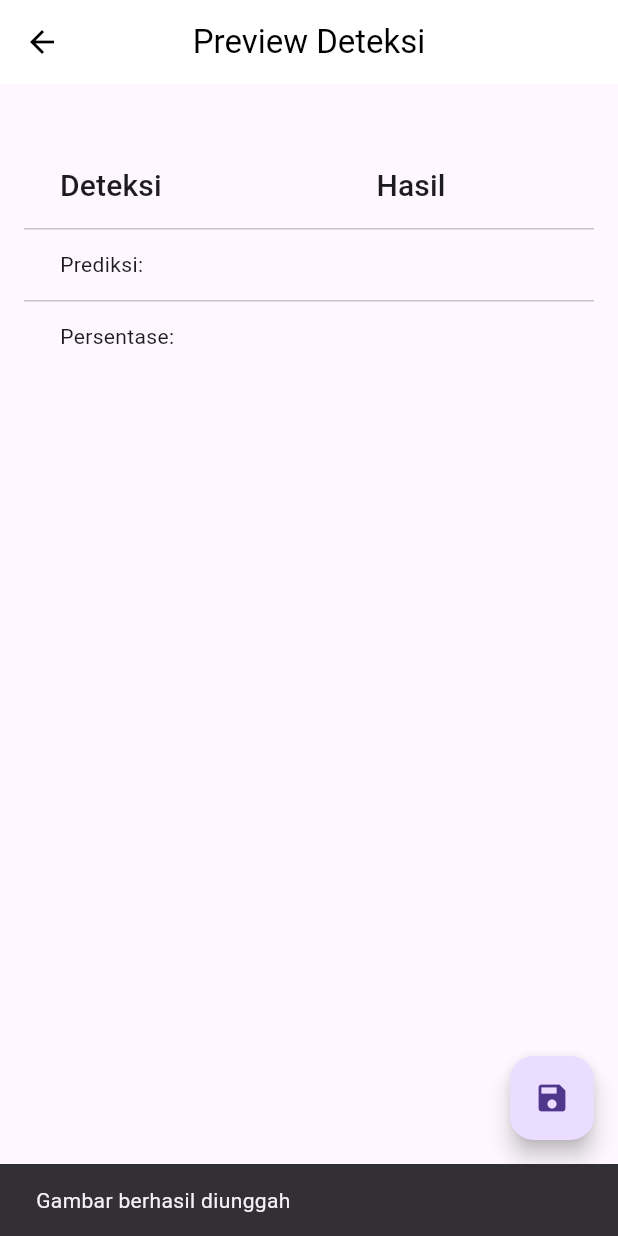
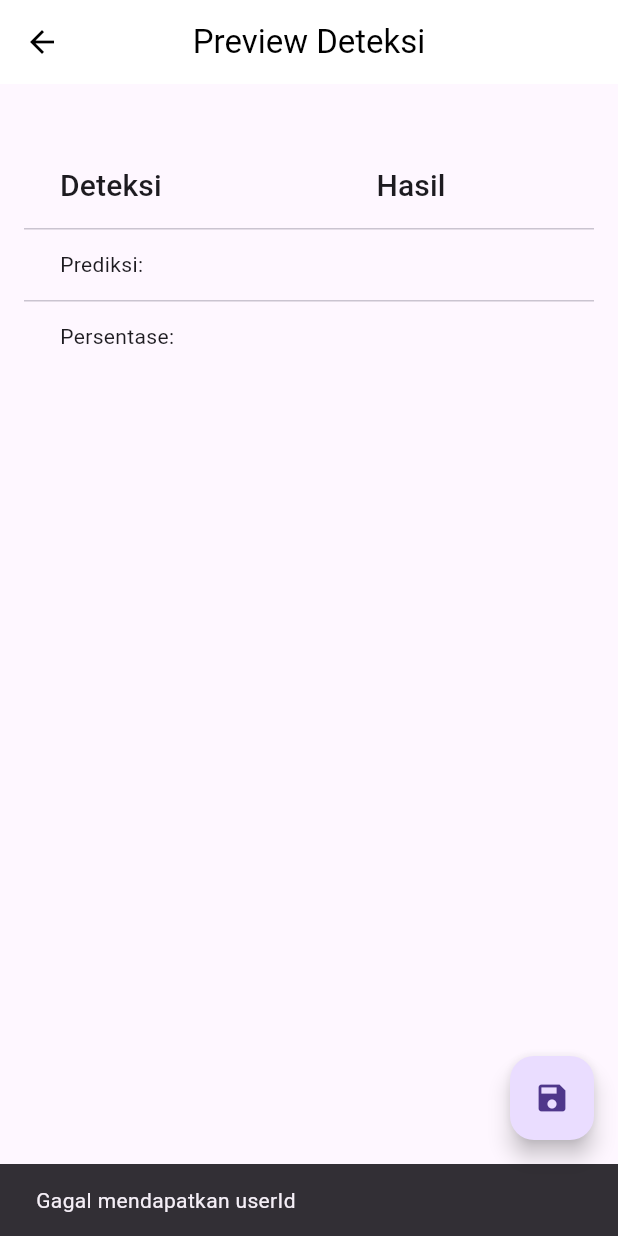
Before and after one commit to harief285/Proyek-3-Mobile, a Flutter app: the PreviewPage screen opened directly with empty values, after a tap on the "save" icon, on a phone screen of 412 x 824 dp. Run offline on Flutter 3.47's test engine with Material 3 defaults, Android fonts, the phone set to English and light mode, and no system bars; our stand-ins replace camera, carousel_slider, get, google_fonts, lottie and 1 more; missing offline and left inert: dart:ffi; accounts and stored records are empty; project files that could hold a hidden picture were left out.

Commit message:
menyimpan hasil deteksi

```diff
--- a/facialcheck/lib/config/api.dart
+++ b/facialcheck/lib/config/api.dart
@@ -5,6 +5,7 @@ class Api {
   static String login = '$host/login.php';
   static String list_user = '$host/list_users.php';
   static String add_user = '$host/add_user.php';
+  static String add_riwayat = '$host/add_riwayat.php';
 
 
 }
--- a/facialcheck/lib/deteksi/preview.dart
+++ b/facialcheck/lib/deteksi/preview.dart
@@ -3,21 +3,42 @@ import 'package:camera/camera.dart';
 import 'package:http/http.dart' as http;
 import 'dart:io';
 import 'package:facialcheck/model/deteksi_model.dart';
+import 'package:facialcheck/event/event_db.dart';
+import 'package:facialcheck/event/event_pref.dart';
+import 'package:path/path.dart' as path;
 
-class PreviewPage extends StatelessWidget {
+class PreviewPage extends StatefulWidget {
   const PreviewPage({Key? key, required this.picture, required this.apiResponse}) : super(key: key);
 
   final XFile picture;
   final ApiResponse apiResponse;
 
+  @override
+  _PreviewPageState createState() => _PreviewPageState();
+}
+
+class _PreviewPageState extends State<PreviewPage> {
+  String? userId;
+
+  @override
+  void initState() {
+    super.initState();
+    _getUserId();
+  }
+
+  Future<void> _getUserId() async {
+    userId = (await EventPref.getUser())?.id;
+    setState(() {});
+  }
+
   Future<void> uploadImage() async {
     try {
       var request = http.MultipartRequest(
         'POST',
-        Uri.parse('https://facialcek.istoree.my.id/api/upload-image'),  // Pastikan URL ini benar
+        Uri.parse('https://facialcek.istoree.my.id/api/upload-image'),
       );
 
-      request.files.add(await http.MultipartFile.fromPath('image', picture.path));
+      request.files.add(await http.MultipartFile.fromPath('image', widget.picture.path));
 
       var response = await request.send();
 
@@ -33,6 +54,8 @@ class PreviewPage extends StatelessWidget {
 
   @override
   Widget build(BuildContext context) {
+    String fileName = path.basename(widget.picture.path);
+
     return Scaffold(
       appBar: AppBar(
         title: Text(
@@ -47,7 +70,7 @@ class PreviewPage extends StatelessWidget {
         padding: EdgeInsets.all(16),
         children: [
           Image.file(
-            File(picture.path),
+            File(widget.picture.path),
             fit: BoxFit.cover,
           ),
           SizedBox(height: 24),
@@ -70,13 +93,13 @@ class PreviewPage extends StatelessWidget {
               DataRow(
                 cells: [
                   DataCell(Text("Prediksi: ")),
-                  DataCell(Text(apiResponse.prediction)),
+                  DataCell(Text(widget.apiResponse.prediction)),
                 ],
               ),
               DataRow(
                 cells: [
                   DataCell(Text("Persentase: ")),
-                  DataCell(Text(apiResponse.percentage)),
+                  DataCell(Text(widget.apiResponse.percentage)),
                 ],
               ),
             ],
@@ -86,9 +109,21 @@ class PreviewPage extends StatelessWidget {
       floatingActionButton: FloatingActionButton(
         onPressed: () async {
           await uploadImage();
-          ScaffoldMessenger.of(context).showSnackBar(
-            SnackBar(content: Text('Gambar berhasil diunggah')),
-          );
+          if (userId != null) {
+            EventDB.addRiwayat(
+              userId!,
+              widget.apiResponse.prediction,
+              widget.apiResponse.percentage,
+              fileName,
+            );
+            ScaffoldMessenger.of(context).showSnackBar(
+              SnackBar(content: Text('Riwayat berhasil disimpan')),
+            );
+          } else {
+            ScaffoldMessenger.of(context).showSnackBar(
+              SnackBar(content: Text('Gagal mendapatkan userId')),
+            );
+          }
         },
         child: Icon(Icons.save),
       ),
--- /dev/null
+++ b/facialcheck/lib/model/riwayat.dart
@@ -0,0 +1,39 @@
+class Riwayat {
+  String? id;
+  String? user_id;
+  String? prediksi;
+  String? percentage;
+  String? gambar;
+  String? createdAt;
+  String? updateAt;
+
+  Riwayat({
+    required this.id,
+    required this.user_id,
+    required this.prediksi,
+    required this.percentage,
+    required this.gambar,
+    required this.createdAt,
+    required this.updateAt,
+  });
+
+  factory Riwayat.fromJson(Map<String, dynamic> json) => Riwayat(
+    id: json["id"],
+    user_id: json["user_id"],
+    prediksi: json["prediksi"],
+    percentage: json["percentage"],
+    gambar: json["gambar"],
+    createdAt: json["created_at"],
+    updateAt: json["update_at"],
+  );
+
+  Map<String, dynamic> toJson() => {
+    "id": id,
+    "user_id": user_id,
+    "prediksi": prediksi,
+    "Persentase": percentage,
+    "gambar": gambar,
+    "created_at": createdAt,
+    "update_at": updateAt,
+  };
+}
--- a/facialcheck/lib/page/register.dart
+++ b/facialcheck/lib/page/register.dart
@@ -91,7 +91,7 @@ class Register extends StatelessWidget {
                                             fontSize: 10,
                                           ),
                                           prefixIcon: Icon(
-                                            Icons.person_outline,
+                                            Icons.mail_outline,
                                             size: 20,
                                           ),
                                         ),
```
Also changed, not shown: facialcheck/lib/deteksi/camera.dart (+0 -23 lines), facialcheck/lib/event/event_db.dart (+32 -0 lines).
